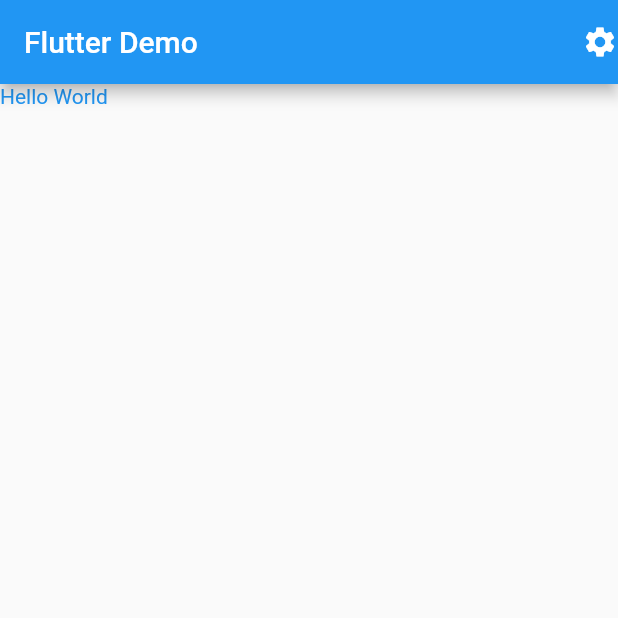
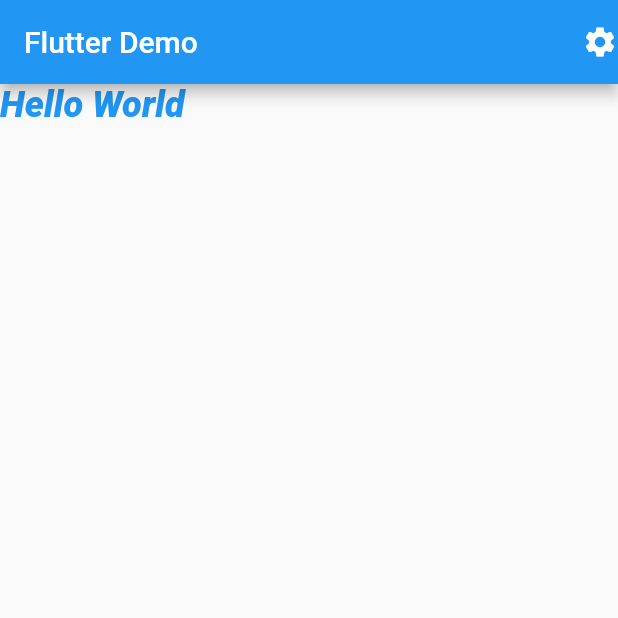
Before and after one commit to doom-9-zz/my_app, a Flutter app: the screen it shows after launch, on a phone screen of 412 x 824 dp, the top half of it. Run offline on Flutter 3.47's test engine with Material 2 defaults, Android fonts, the phone set to English and light mode, and no system bars.

Commit message:
Update main.dart

```diff
--- a/lib/main.dart
+++ b/lib/main.dart
@@ -40,7 +40,13 @@ class TextDemo extends StatelessWidget {
             textDirection: TextDirection.ltr,
             style: TextStyle(
               color: Colors.blue,
-            )),
+              fontSize: 24,
+              fontWeight: FontWeight.w900,
+              fontStyle: FontStyle.italic,
+            ),
+            textAlign: TextAlign.right,
+            overflow: TextOverflow.ellipsis,
+            maxLines: 3),
       ],
     );
   }
```
